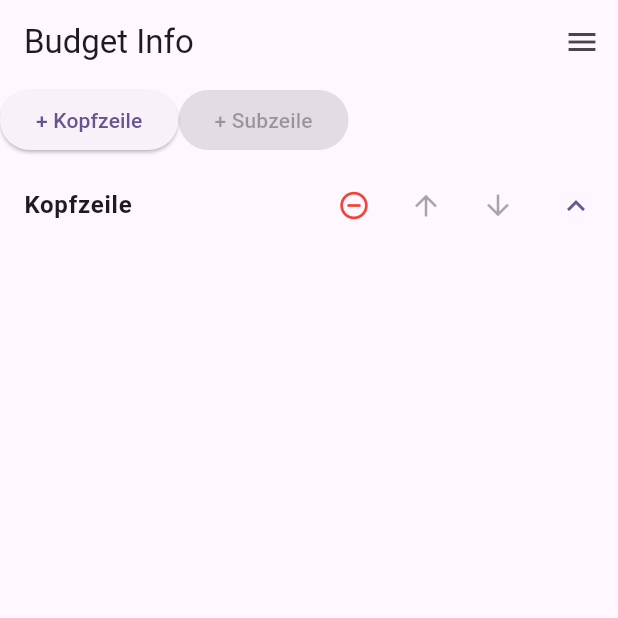
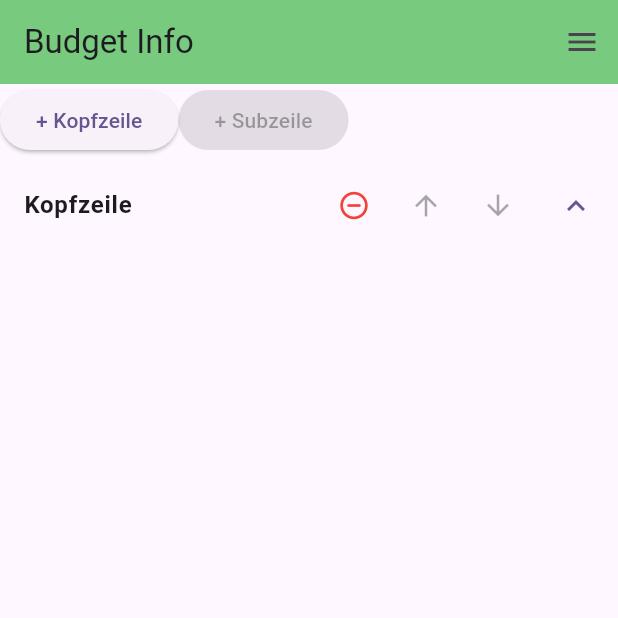
Before and after one commit to FranksGHub/BudgetInfo, a Flutter app: the screen it shows after launch, after a tap on "+ Kopfzeile", on a phone screen of 412 x 824 dp, the top half of it. Run offline on Flutter 3.47's test engine with Material 3 defaults, Android fonts, the phone set to English and light mode, and no system bars; our stand-ins replace file_picker, flutter_markdown_plus, package_info_plus, pdf, printing, share_plus and 1 more; missing offline and left inert: flutter_quill.

Commit message:
better colors

```diff
--- a/lib/widgets/budget_info_page.dart
+++ b/lib/widgets/budget_info_page.dart
@@ -268,7 +268,7 @@ class _BudgetInfoPageState extends State<BudgetInfoPage> with WidgetsBindingObse
   @override
   Widget build(BuildContext context) {
     return Scaffold(
-      appBar: AppBar(
+      appBar: AppBar( backgroundColor: const Color.fromARGB(255, 119, 202, 126),
         title: Text(budgetSettings.titleLine)
       ),
       endDrawer: Drawer(
@@ -493,8 +493,8 @@ class _BudgetInfoPageState extends State<BudgetInfoPage> with WidgetsBindingObse
                               var item = leftItems[index];
                               return ExpansionTile(
                                 initiallyExpanded: leftExpanded[index],
-                                backgroundColor: selectedLeftIndex == index ? const Color.fromARGB(255, 165, 164, 161) : null,
-                                collapsedBackgroundColor: selectedLeftIndex == index ? const Color.fromARGB(255, 165, 164, 161) : null,
+                                backgroundColor: selectedLeftIndex == index ? const Color.fromARGB(255, 218, 218, 218) : null,
+                                collapsedBackgroundColor: selectedLeftIndex == index ? const Color.fromARGB(255, 218, 218, 218) : null,
                                 tilePadding: const EdgeInsets.symmetric(horizontal: 16, vertical: 0),
                                 childrenPadding: EdgeInsets.zero,
                                 visualDensity: VisualDensity(vertical: -4),
@@ -559,7 +559,7 @@ class _BudgetInfoPageState extends State<BudgetInfoPage> with WidgetsBindingObse
                                 ),
 
                                 children: item.subitems.map((sub) => ListTile(
-                                  tileColor: null,  // selectedLeftIndex == index ? Color.fromARGB(255, 136, 134, 121) : null,
+                                  tileColor: null,  // selectedLeftIndex == index ? Color.fromARGB(255, 218, 218, 218) : null,
                                   contentPadding: const EdgeInsets.symmetric(horizontal: 24, vertical: 0),
                                   visualDensity: VisualDensity(vertical: -4),
                                   title: Row(
@@ -663,8 +663,8 @@ class _BudgetInfoPageState extends State<BudgetInfoPage> with WidgetsBindingObse
                               var item = rightItems[index];
                               return ExpansionTile(
                                 initiallyExpanded: rightExpanded[index],
-                                backgroundColor: selectedRightIndex == index ? const Color.fromARGB(255, 136, 134, 121) : null,
-                                collapsedBackgroundColor: selectedRightIndex == index ? const Color.fromARGB(255, 136, 134, 121) : null,
+                                backgroundColor: selectedRightIndex == index ? const Color.fromARGB(255, 218, 218, 218) : null,
+                                collapsedBackgroundColor: selectedRightIndex == index ? const Color.fromARGB(255, 218, 218, 218) : null,
                                 tilePadding: const EdgeInsets.symmetric(horizontal: 50, vertical: 0),
                                 childrenPadding: EdgeInsets.zero,
                                 visualDensity: VisualDensity(vertical: -4),
@@ -730,7 +730,7 @@ class _BudgetInfoPageState extends State<BudgetInfoPage> with WidgetsBindingObse
                                 ),
 
                                 children: item.subitems.map((sub) => ListTile(
-                                  tileColor: selectedRightIndex == index && selectedRightSubIndex == item.subitems.indexOf(sub) ? Color.fromARGB(255, 136, 134, 121) : null,
+                                  tileColor: selectedRightIndex == index && selectedRightSubIndex == item.subitems.indexOf(sub) ? Color.fromARGB(255, 218, 218, 218) : null,
                                   contentPadding: const EdgeInsets.symmetric(horizontal: 70, vertical: 0),
                                   visualDensity: VisualDensity(vertical: -4),
                                   title: GestureDetector(
```
